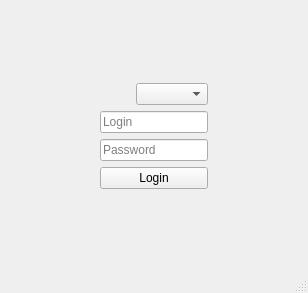
shadowk1337/test_connection, file src/testconnectionmainwindow.ui: the form before one commit.
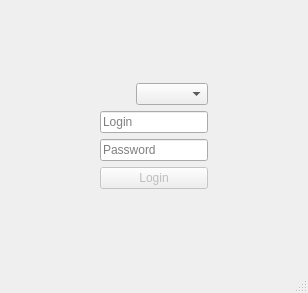
The form after the commit.

```diff
--- a/src/testconnectionmainwindow.ui
+++ b/src/testconnectionmainwindow.ui
@@ -56,6 +56,9 @@
      <layout class="QGridLayout" name="gridLayout_2">
       <item row="4" column="0">
        <widget class="QPushButton" name="pushButton">
+        <property name="enabled">
+         <bool>false</bool>
+        </property>
         <property name="text">
          <string>Login</string>
         </property>
```
